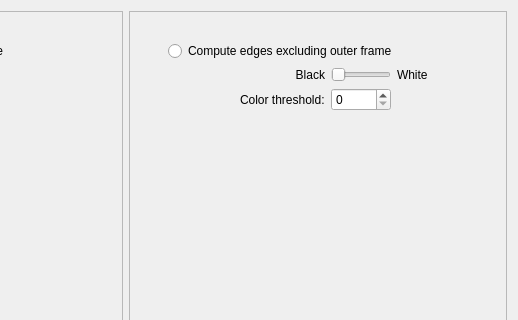
This is App/Dialogs/AdaptiveEdges/AdaptiveEdgesDialog.ui in FelixdelasPozas/EspINA as Qt 5 draws it before an edit; both pictures show x 267 to 785 and y 0 to 320 of the 785 by 456 pixel window. The edited form follows.
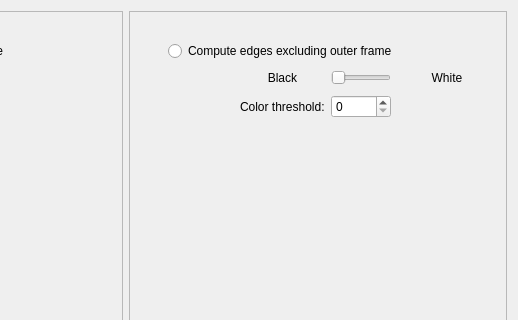
This is the edited form. Icons and pictures are not drawn.

What changed in the file:
```diff
--- a/App/Dialogs/AdaptiveEdges/AdaptiveEdgesDialog.ui
+++ b/App/Dialogs/AdaptiveEdges/AdaptiveEdgesDialog.ui
@@ -133,31 +133,24 @@
         </item>
         <item>
          <layout class="QGridLayout" name="gridLayout">
-          <item row="1" column="4">
-           <widget class="QLabel" name="label">
+          <item row="1" column="2">
+           <widget class="QPushButton" name="blackButton">
             <property name="text">
-             <string>White</string>
+             <string>Black</string>
+            </property>
+            <property name="flat">
+             <bool>true</bool>
             </property>
            </widget>
           </item>
-          <item row="2" column="1">
+          <item row="2" column="2">
            <widget class="QLabel" name="thresholdLabel">
             <property name="text">
              <string>Color threshold:</string>
             </property>
            </widget>
           </item>
-          <item row="1" column="1">
-           <widget class="QLabel" name="colorLabel">
-            <property name="text">
-             <string>Black</string>
-            </property>
-            <property name="alignment">
-             <set>Qt::AlignRight|Qt::AlignTrailing|Qt::AlignVCenter</set>
-            </property>
-           </widget>
-          </item>
-          <item row="2" column="3">
+          <item row="2" column="4">
            <widget class="QSpinBox" name="thresholdBox">
             <property name="maximumSize">
              <size>
@@ -167,7 +160,7 @@
             </property>
            </widget>
           </item>
-          <item row="1" column="3">
+          <item row="1" column="4">
            <widget class="QSlider" name="colorBox">
             <property name="maximumSize">
              <size>
@@ -183,7 +176,7 @@
             </property>
            </widget>
           </item>
-          <item row="2" column="4">
+          <item row="2" column="5">
            <spacer name="horizontalSpacer">
             <property name="orientation">
              <enum>Qt::Horizontal</enum>
@@ -209,6 +202,16 @@
             </property>
            </spacer>
           </item>
+          <item row="1" column="5">
+           <widget class="QPushButton" name="whiteButton">
+            <property name="text">
+             <string>White</string>
+            </property>
+            <property name="flat">
+             <bool>true</bool>
+            </property>
+           </widget>
+          </item>
          </layout>
         </item>
         <item>
```
